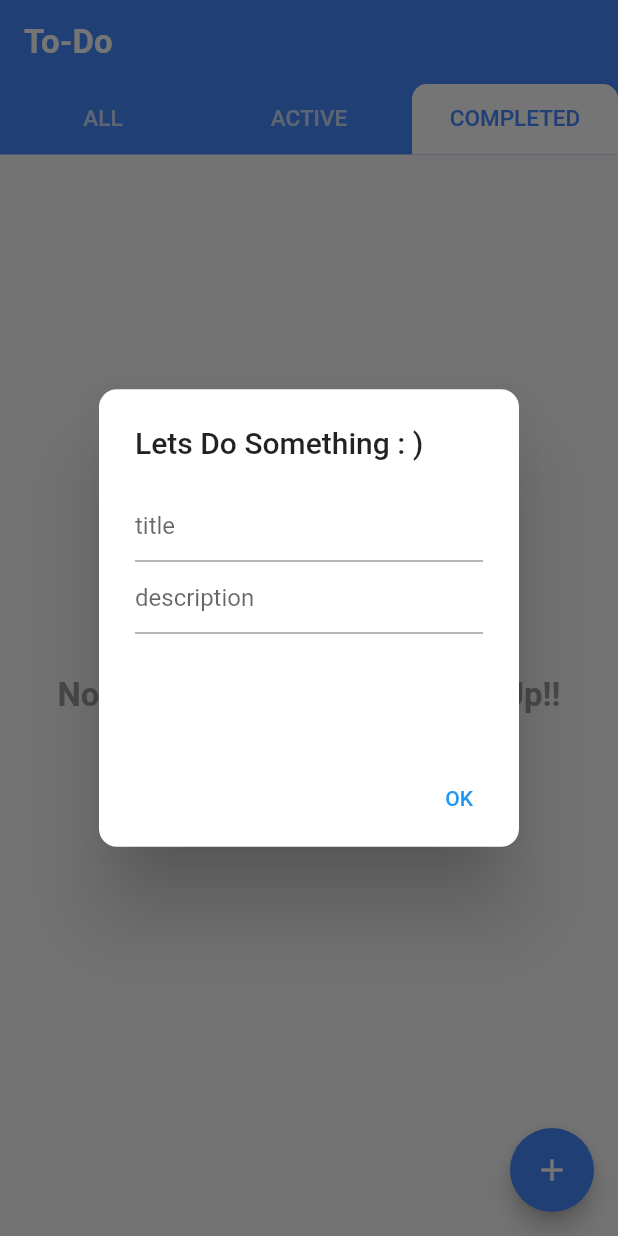
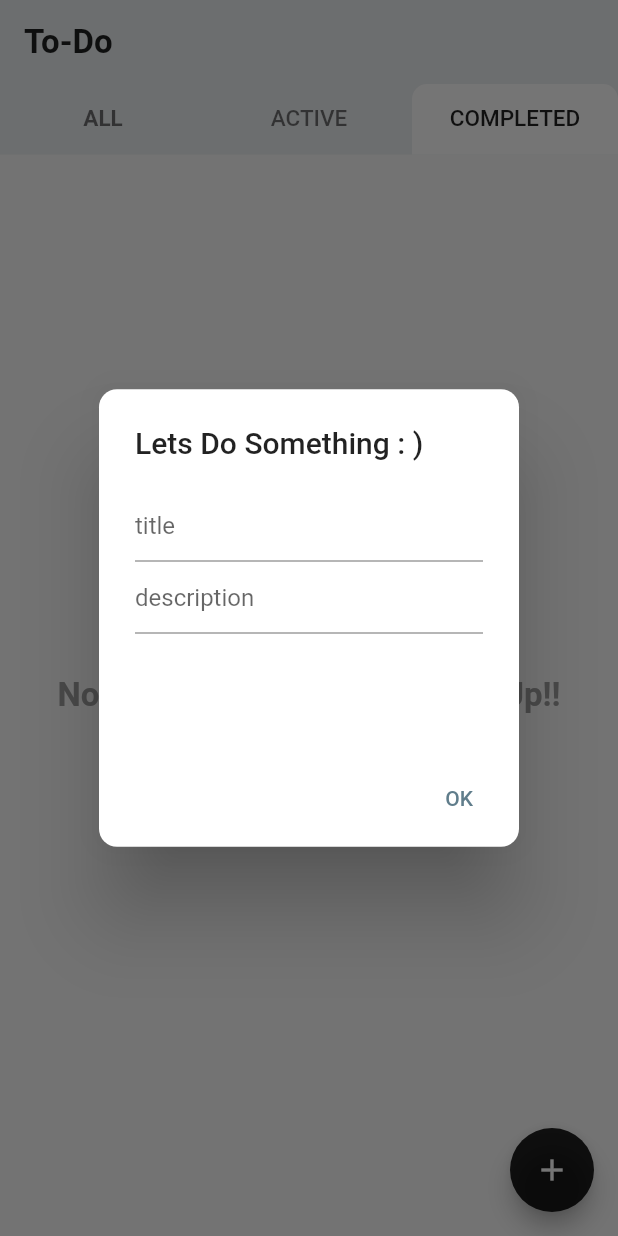
Before and after one commit to SaileshVerma/to-do-app, a Flutter app: the screen it shows after launch, tab 3 chosen, after a tap on the "add" icon, on a phone screen of 412 x 824 dp. Run offline on Flutter 3.47's test engine with Material 2 defaults, Android fonts, the phone set to English and light mode, and no system bars.

Commit message:
ui changed

```diff
--- a/lib/helperFunctions/hideText.dart
+++ b/lib/helperFunctions/hideText.dart
@@ -1,7 +1,9 @@
 String hidetext(String msg) {
   String temp = "";
-  for (int i = 0; i < 35; i++) {
+  for (int i = 0; i < 25; i++) {
     temp = temp + msg[i];
   }
+
+  print("ye h extra wale ki length " + temp.length.toString());
   return temp;
 }
--- a/lib/main.dart
+++ b/lib/main.dart
@@ -16,8 +16,8 @@ class MyApp extends StatelessWidget {
       child: MaterialApp(
         title: 'Flutter Demo',
         theme: ThemeData(
-          primarySwatch: Colors.blue,
-          unselectedWidgetColor: Colors.white,
+          primarySwatch: Colors.blueGrey,
+          unselectedWidgetColor: Colors.black38,
         ),
         home: MyHomePage(),
       ),
--- a/lib/providers/taskProvider.dart
+++ b/lib/providers/taskProvider.dart
@@ -43,7 +43,8 @@ class TaskProvider with ChangeNotifier {
       isActive: false,
       id: "3",
       title: "Maths Assignment",
-      description: "submit the maths assignemnt to your teacher",
+      description:
+          "submit the maths assignemnt to your teachesscscscscsccscscscr",
       subTaskData: [],
     ),
     TaskModel(
--- a/lib/screens/homePageScreen.dart
+++ b/lib/screens/homePageScreen.dart
@@ -14,11 +14,12 @@ class MyHomePage extends StatelessWidget {
       length: 3,
       child: Scaffold(
         appBar: AppBar(
+          backgroundColor: Colors.blueGrey[50],
           elevation: 0,
           bottom: TabBar(
             indicatorWeight: 1,
-            labelColor: Colors.blueAccent[200],
-            unselectedLabelColor: Colors.white70,
+            labelColor: Colors.black87,
+            unselectedLabelColor: Colors.black54,
             indicator: BoxDecoration(
               borderRadius: BorderRadius.only(
                 topLeft: Radius.circular(10),
@@ -31,7 +32,7 @@ class MyHomePage extends StatelessWidget {
               Tab(
                 child: const Text(
                   "ALL",
-                  style: TextStyle(fontSize: 15),
+                  style: TextStyle(fontWeight: FontWeight.bold, fontSize: 15),
                 ),
               ),
               Tab(
@@ -48,10 +49,10 @@ class MyHomePage extends StatelessWidget {
               )
             ],
           ),
-          backgroundColor: Colors.blueAccent[200],
           title: const Text(
             "To-Do",
             style: TextStyle(
+              color: Colors.black87,
               fontWeight: FontWeight.bold,
               fontSize: 22,
             ),
@@ -76,7 +77,7 @@ class MyHomePage extends StatelessWidget {
           ],
         ),
         floatingActionButton: FloatingActionButton(
-          backgroundColor: Colors.blueAccent[200],
+          backgroundColor: Colors.black87,
           onPressed: () {
             showDialog(
               context: context,
--- a/lib/screens/taskDetailScreen.dart
+++ b/lib/screens/taskDetailScreen.dart
@@ -1,5 +1,6 @@
 import 'package:flutter/material.dart';
 import 'package:provider/provider.dart';
+import 'package:todo/widget/emptyScreenText.dart';
 import '../providers/taskProvider.dart';
 
 import '../widget/addSubTask.dart';
@@ -18,10 +19,15 @@ class TaskDetailScreen extends StatelessWidget {
 
     return Scaffold(
       appBar: AppBar(
-        backgroundColor: Colors.blueAccent[200],
+        iconTheme: IconThemeData(
+          color: Colors.black54,
+        ),
+        elevation: 0,
+        backgroundColor: Colors.white10,
         title: Text(
           item.title,
           style: TextStyle(
+            color: Colors.black87,
             fontWeight: FontWeight.bold,
             fontSize: 22,
           ),
@@ -31,17 +37,29 @@ class TaskDetailScreen extends StatelessWidget {
         padding: EdgeInsets.all(8.0),
         child: Column(
           children: [
+            SizedBox(height: 30),
             Container(
               child: Text(
                 item.description,
                 textAlign: TextAlign.justify,
                 style: TextStyle(
+                  color: Colors.black45,
                   fontSize: 14,
                 ),
               ),
             ),
-            SizedBox(height: 32),
-            Expanded(
+            SizedBox(height: 50),
+            Divider(
+              height: 6,
+              thickness: 1,
+            ),
+            Container(
+              child: item.subTaskData.length == 0
+                  ? Padding(
+                      padding: const EdgeInsets.only(top: 28.0),
+                      child: EmptyScreenText("Let's add here"),
+                    )
+                  : Expanded(
                       child: ReorderableListView.builder(
                         itemCount: item.subTaskData.length,
                         itemBuilder: (ctx, i) => Column(
@@ -53,6 +71,8 @@ class TaskDetailScreen extends StatelessWidget {
                               title: Text(
                                 item.subTaskData[i].title,
                                 style: TextStyle(
+                                  color: Colors.black45,
+                                  fontSize: 14,
                                   decoration: item.subTaskData[i].iscompleted
                                       ? TextDecoration.lineThrough
                                       : TextDecoration.none,
@@ -61,10 +81,8 @@ class TaskDetailScreen extends StatelessWidget {
                               trailing: IconButton(
                                 color: item.subTaskData[i].iscompleted
                                     ? Colors.grey
-                            : Colors.blueAccent[200],
-                        icon: Icon(
-                          Icons.delete,
-                        ),
+                                    : Colors.black38,
+                                icon: Icon(Icons.cancel_outlined),
                                 onPressed: () {
                                   taskprovider.deleteSubTask(
                                       item.subTaskData[i].id, id);
@@ -72,10 +90,10 @@ class TaskDetailScreen extends StatelessWidget {
                               ),
                               leading: Theme(
                                 data: ThemeData(
-                          unselectedWidgetColor: Colors.blueAccent[200],
+                                  unselectedWidgetColor: Colors.black38,
                                 ),
                                 child: Checkbox(
-                          activeColor: Colors.grey,
+                                  activeColor: Colors.black26,
                                   value: item.subTaskData[i].iscompleted,
                                   shape: RoundedRectangleBorder(
                                     borderRadius: BorderRadius.circular(5),
@@ -97,12 +115,13 @@ class TaskDetailScreen extends StatelessWidget {
                           taskprovider.reorderable(id, oldindex, newindex);
                         },
                       ),
+                    ),
             )
           ],
         ),
       ),
       floatingActionButton: FloatingActionButton(
-        backgroundColor: Colors.blueAccent[200],
+        backgroundColor: Colors.black87,
         onPressed: () => showDialog(
           context: context,
           builder: (context) => AddSubTask(
--- a/lib/screens/taskListScreen.dart
+++ b/lib/screens/taskListScreen.dart
@@ -23,13 +23,13 @@ class TaskListScreen extends StatelessWidget {
                 mainAxisAlignment: MainAxisAlignment.center,
                 children: <Widget>[
                   Expanded(
-                    child: GridView.builder(
+                    child: ListView.builder(
                       itemCount: taskDataList.length,
-                      gridDelegate: SliverGridDelegateWithFixedCrossAxisCount(
-                        crossAxisCount: 2,
-                        crossAxisSpacing: 11,
-                        mainAxisSpacing: 11,
-                      ),
+                      // gridDelegate: SliverGridDelegateWithFixedCrossAxisCount(
+                      //   crossAxisCount: 2,
+                      //   crossAxisSpacing: 11,
+                      //   mainAxisSpacing: 11,
+                      // ),
                       itemBuilder: (ctx, i) => TaskGrid(
                         id: taskDataList[i].id,
                       ),
--- a/lib/widget/taskGrid.dart
+++ b/lib/widget/taskGrid.dart
@@ -1,5 +1,6 @@
 import 'package:flutter/material.dart';
 import 'package:provider/provider.dart';
+
 import '../helperFunctions/hideText.dart';
 import '../providers/taskProvider.dart';
 
@@ -28,55 +29,29 @@ class TaskGrid extends StatelessWidget {
           ),
         ),
       ),
+      child: Column(
+        children: [
+          Material(
+            borderRadius: BorderRadius.circular(10),
+            elevation: 4,
             child: Container(
               decoration: BoxDecoration(
                 gradient: LinearGradient(
                   begin: Alignment.topLeft,
                   end: Alignment.bottomRight,
                   colors: [
-              item.isActive ? Colors.grey : Colors.blue,
-              Colors.blueGrey,
+                    item.isActive ? Colors.grey.shade300 : Colors.white10,
+                    Colors.blueGrey.shade50,
                   ],
                 ),
                 borderRadius: BorderRadius.circular(10),
               ),
-        child: Column(
+              child: Row(
                 mainAxisAlignment: MainAxisAlignment.start,
                 children: [
-            const SizedBox(height: 15),
-            Text(
-              item.title,
-              style: TextStyle(
-                decoration: item.isActive
-                    ? TextDecoration.lineThrough
-                    : TextDecoration.none,
-                color: Colors.white,
-                fontWeight: FontWeight.bold,
-                fontSize: 16,
-              ),
-            ),
-            Padding(
-              padding: const EdgeInsets.all(8.0),
-              child: Text(
-                item.description.length > 35
-                    ? hidetext(item.description) + "........"
-                    : item.description,
-                style: TextStyle(
-                  decoration: item.isActive
-                      ? TextDecoration.lineThrough
-                      : TextDecoration.none,
-                  color: Colors.white,
-                  fontSize: 12,
-                ),
-              ),
-            ),
-            const SizedBox(height: 20),
-            Row(
-              mainAxisAlignment: MainAxisAlignment.end,
-              children: [
                   Checkbox(
-                  checkColor: Colors.grey,
-                  activeColor: Colors.white,
+                    checkColor: Colors.white,
+                    activeColor: Colors.black26,
                     shape: RoundedRectangleBorder(
                       borderRadius: BorderRadius.circular(5),
                     ),
@@ -85,7 +60,48 @@ class TaskGrid extends StatelessWidget {
                       taskprovider.changeStatus(id);
                     },
                   ),
-                const SizedBox(width: 22),
+                  Padding(
+                    padding:
+                        const EdgeInsets.only(bottom: 30, right: 20, top: 20),
+                    child: Container(
+                      width: 180,
+                      child: Column(
+                        mainAxisAlignment: MainAxisAlignment.start,
+                        crossAxisAlignment: CrossAxisAlignment.start,
+                        children: [
+                          Text(
+                            item.title,
+                            style: TextStyle(
+                              decoration: item.isActive
+                                  ? TextDecoration.lineThrough
+                                  : TextDecoration.none,
+                              color: Colors.black87,
+                              fontWeight: FontWeight.bold,
+                              fontSize: 16,
+                            ),
+                          ),
+                          SizedBox(
+                            height: 10,
+                          ),
+                          Text(
+                            item.description.length > 25
+                                ? hidetext(item.description) + "..."
+                                : item.description,
+                            style: TextStyle(
+                              decoration: item.isActive
+                                  ? TextDecoration.lineThrough
+                                  : TextDecoration.none,
+                              color: Colors.black45,
+                              fontSize: 12,
+                            ),
+                          ),
+                        ],
+                      ),
+                    ),
+                  ),
+                  //  SizedBox(width: 30),
+                  Row(
+                    children: [
                       IconButton(
                         onPressed: () {
                           taskprovider.deleteTask(id);
@@ -97,14 +113,14 @@ class TaskGrid extends StatelessWidget {
                           );
                         },
                         icon: const Icon(
-                    Icons.delete,
-                    color: Colors.white,
+                          Icons.delete_outline,
+                          color: Colors.black38,
                         ),
                       ),
                       IconButton(
                         icon: const Icon(
                           Icons.edit,
-                    color: Colors.white,
+                          color: Colors.black38,
                         ),
                         onPressed: () {
                           showDialog(
@@ -122,9 +138,15 @@ class TaskGrid extends StatelessWidget {
                         },
                       ),
                     ],
-            )
+                  ),
                 ],
               ),
+            ),
+          ),
+          SizedBox(
+            height: 10,
+          ),
+        ],
       ),
     );
   }
```
Lines whose indentation alone changed are shown as unchanged.
